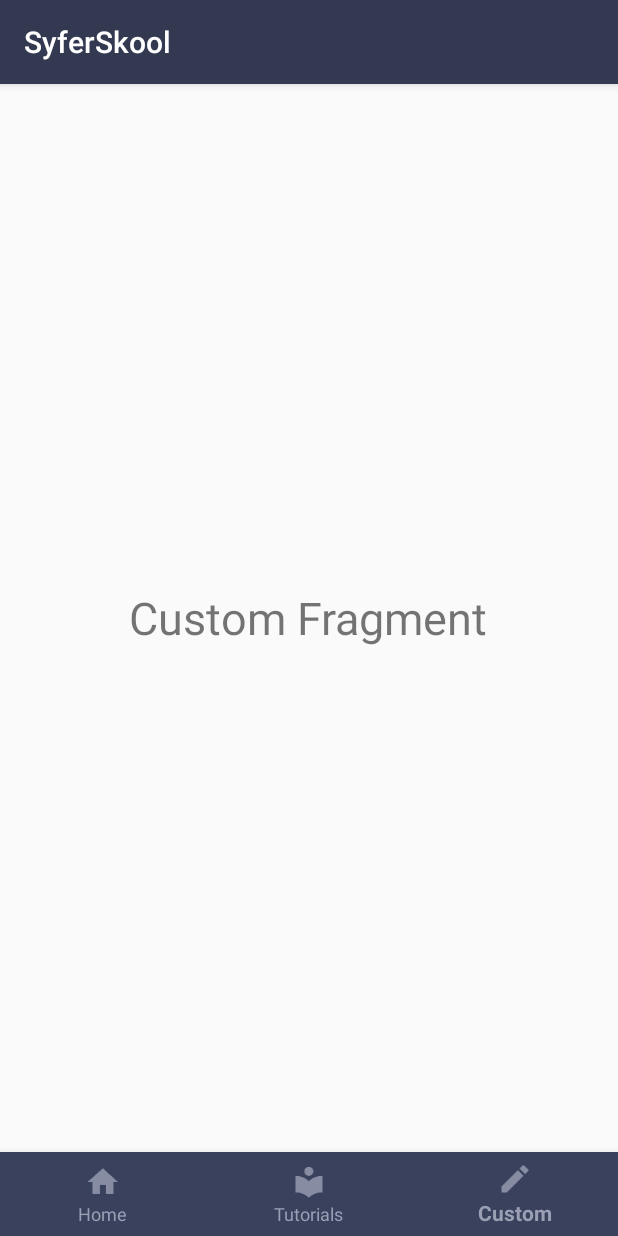
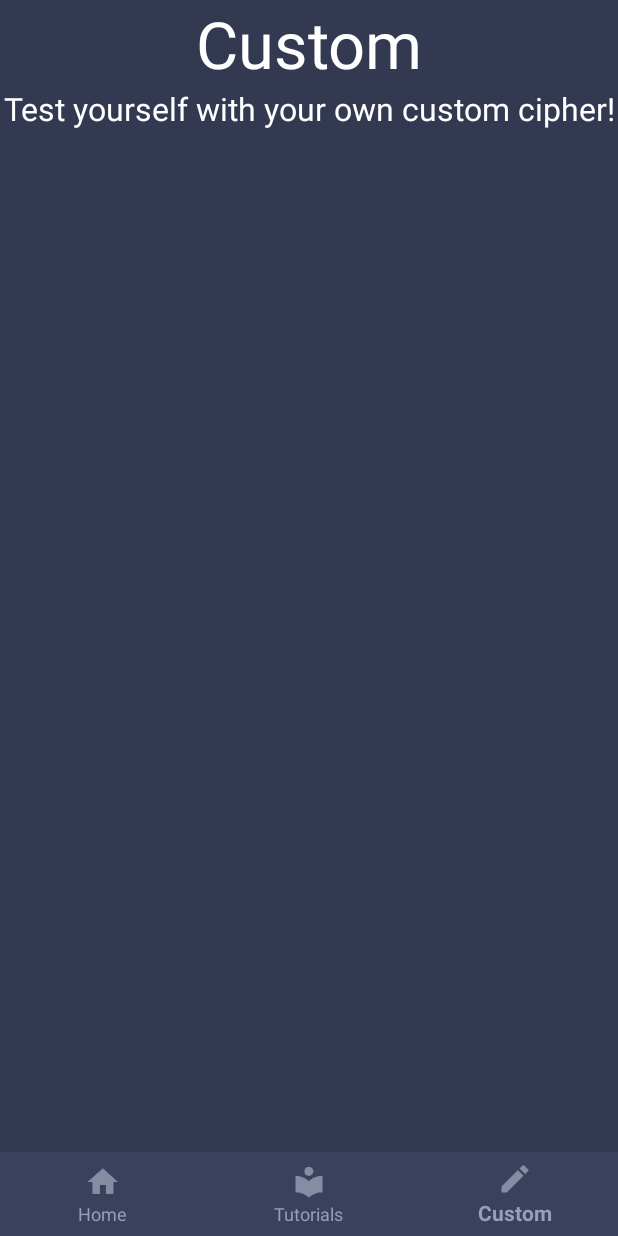
Before and after one commit to karanssidhu96/SyferSkool, an Android app: the screen it shows after launch (MainActivity), item 3 of the bottom bar chosen, on a phone screen of 412 x 824 dp. Run offline under Robolectric (Android 15) with nearby library versions, the phone set to English and light mode, and no system bars.

Commit message:
Removed action bar, changed fragment backgrounds and made initial changes to custom fragment

```diff
--- a/app/src/main/java/uni/newcastle/karansidhu/syferskool/FragmentCustom.kt
+++ b/app/src/main/java/uni/newcastle/karansidhu/syferskool/FragmentCustom.kt
@@ -1,6 +1,7 @@
 package uni.newcastle.karansidhu.syferskool
 
 import android.app.Fragment
+import android.graphics.Color
 import android.os.Bundle
 import android.view.LayoutInflater
 import android.view.View
--- a/app/src/main/res/layout/fragment_custom.xml
+++ b/app/src/main/res/layout/fragment_custom.xml
@@ -1,15 +1,24 @@
 <?xml version="1.0" encoding="utf-8"?>
-<RelativeLayout xmlns:android="http://schemas.android.com/apk/res/android"
+<LinearLayout xmlns:android="http://schemas.android.com/apk/res/android"
     android:orientation="vertical"
     android:layout_width="match_parent"
-    android:layout_height="match_parent">
+    android:layout_height="match_parent"
+    android:background="@color/colorPrimary">
 
     <TextView
-        android:layout_width="wrap_content"
+        android:layout_width="fill_parent"
         android:layout_height="wrap_content"
-        android:layout_centerHorizontal="true"
-        android:layout_centerVertical="true"
-        android:text="Custom Fragment"
-        android:textSize="30sp"/>
+        android:gravity="center_horizontal"
+        android:text="@string/text_custom"
+        android:textColor="@color/white"
+        android:textSize="43sp"/>
 
-</RelativeLayout>
+    <TextView
+        android:layout_width="fill_parent"
+        android:layout_height="wrap_content"
+        android:gravity="center_horizontal"
+        android:text="@string/text_custom_intro"
+        android:textColor="@color/white"
+        android:textSize="21sp"/>
+
+</LinearLayout>
--- a/app/src/main/res/layout/fragment_home.xml
+++ b/app/src/main/res/layout/fragment_home.xml
@@ -2,14 +2,16 @@
 <RelativeLayout xmlns:android="http://schemas.android.com/apk/res/android"
     android:orientation="vertical"
     android:layout_width="match_parent"
-    android:layout_height="match_parent">
+    android:layout_height="match_parent"
+    android:background="@color/colorPrimary">
 
     <TextView
         android:layout_width="wrap_content"
         android:layout_height="wrap_content"
         android:layout_centerHorizontal="true"
         android:layout_centerVertical="true"
-        android:text="Home Fragment"
+        android:textColor="@color/white"
+        android:text="@string/text_home"
         android:textSize="30sp"/>
 
 </RelativeLayout>
--- a/app/src/main/res/layout/fragment_tutorials.xml
+++ b/app/src/main/res/layout/fragment_tutorials.xml
@@ -2,14 +2,16 @@
 <RelativeLayout xmlns:android="http://schemas.android.com/apk/res/android"
     android:orientation="vertical"
     android:layout_width="match_parent"
-    android:layout_height="match_parent">
+    android:layout_height="match_parent"
+    android:background="@color/colorPrimary">
 
     <TextView
         android:layout_width="wrap_content"
         android:layout_height="wrap_content"
         android:layout_centerHorizontal="true"
         android:layout_centerVertical="true"
-        android:text="Tutotrial Fragment"
+        android:textColor="@color/white"
+        android:text="@string/text_tutorials"
         android:textSize="30sp"/>
 
 </RelativeLayout>
--- a/app/src/main/res/values/strings.xml
+++ b/app/src/main/res/values/strings.xml
@@ -3,4 +3,5 @@
     <string name="text_home">Home</string>
     <string name="text_tutorials">Tutorials</string>
     <string name="text_custom">Custom</string>
+    <string name="text_custom_intro">Test yourself with your own custom cipher!</string>
 </resources>
--- a/app/src/main/res/values/styles.xml
+++ b/app/src/main/res/values/styles.xml
@@ -1,7 +1,7 @@
  <resources>
 
     <!-- Base application theme. -->
-    <style name="AppTheme" parent="Theme.AppCompat.Light.DarkActionBar">
+    <style name="AppTheme" parent="Theme.AppCompat.Light.NoActionBar">
         <!-- Customize your theme here. -->
         <item name="colorPrimary">@color/colorPrimary</item>
         <item name="colorPrimaryDark">@color/colorPrimaryDark</item>
```
